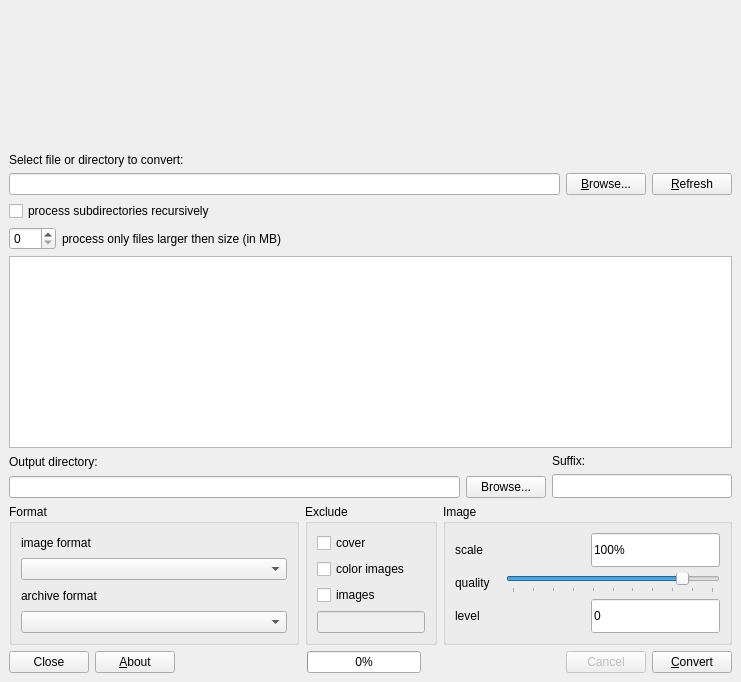
Before: the Qt Designer form comicutils/ui/cc.ui in gen2brain/comic-utils, drawn with Qt 5.
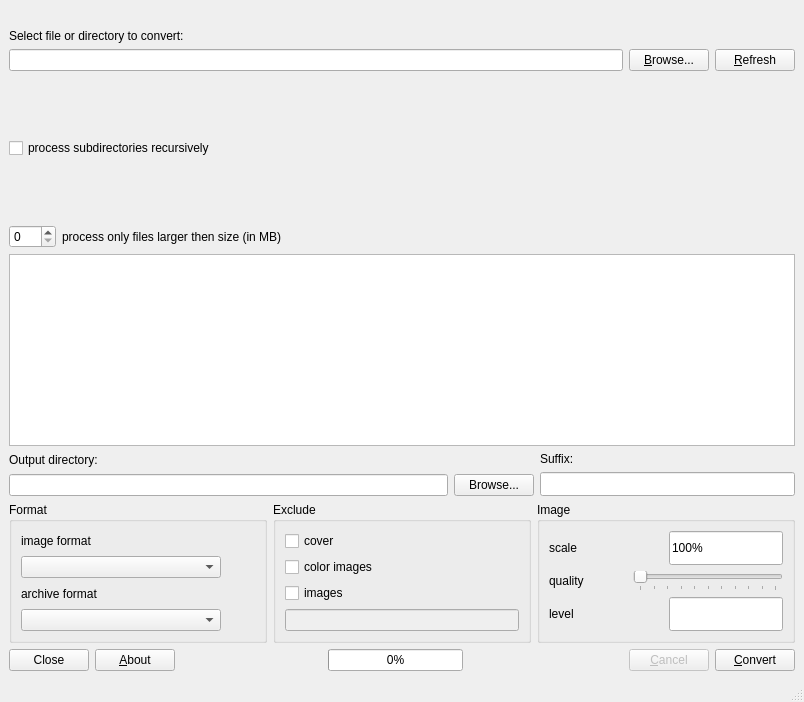
After: the same form once the commit is applied. Icons and pictures are not drawn.

Commit message: gui is functional

```diff
--- a/comicutils/ui/cc.ui
+++ b/comicutils/ui/cc.ui
@@ -6,8 +6,8 @@
    <rect>
     <x>0</x>
     <y>0</y>
-    <width>741</width>
-    <height>682</height>
+    <width>804</width>
+    <height>699</height>
    </rect>
   </property>
   <property name="sizePolicy">
@@ -23,6 +23,24 @@
    <string notr="true">background-image: url(:/res/images/bg.gif);</string>
   </property>
   <widget class="QWidget" name="centralwidget">
+   <property name="sizePolicy">
+    <sizepolicy hsizetype="Fixed" vsizetype="Fixed">
+     <horstretch>0</horstretch>
+     <verstretch>0</verstretch>
+    </sizepolicy>
+   </property>
+   <property name="minimumSize">
+    <size>
+     <width>804</width>
+     <height>680</height>
+    </size>
+   </property>
+   <property name="maximumSize">
+    <size>
+     <width>804</width>
+     <height>680</height>
+    </size>
+   </property>
    <layout class="QVBoxLayout" name="verticalLayout_14">
     <item>
      <widget class="QLabel" name="label_12">
@@ -127,7 +145,7 @@
             <item>
              <widget class="QCheckBox" name="opt_recursive">
               <property name="sizePolicy">
-               <sizepolicy hsizetype="Minimum" vsizetype="Preferred">
+               <sizepolicy hsizetype="Minimum" vsizetype="MinimumExpanding">
                 <horstretch>0</horstretch>
                 <verstretch>0</verstretch>
                </sizepolicy>
@@ -306,14 +324,14 @@
               <item>
                <widget class="QLineEdit" name="opt_suffix">
                 <property name="sizePolicy">
-                 <sizepolicy hsizetype="Preferred" vsizetype="Preferred">
+                 <sizepolicy hsizetype="Fixed" vsizetype="Preferred">
                   <horstretch>0</horstretch>
                   <verstretch>0</verstretch>
                  </sizepolicy>
                 </property>
                 <property name="minimumSize">
                  <size>
-                  <width>180</width>
+                  <width>255</width>
                   <height>24</height>
                  </size>
                 </property>
@@ -358,14 +376,14 @@
                  <item>
                   <widget class="QComboBox" name="image_comboBox">
                    <property name="sizePolicy">
-                    <sizepolicy hsizetype="MinimumExpanding" vsizetype="Minimum">
+                    <sizepolicy hsizetype="Fixed" vsizetype="Minimum">
                      <horstretch>0</horstretch>
                      <verstretch>0</verstretch>
                     </sizepolicy>
                    </property>
                    <property name="minimumSize">
                     <size>
-                     <width>0</width>
+                     <width>200</width>
                      <height>0</height>
                     </size>
                    </property>
@@ -419,14 +437,14 @@
                  <item>
                   <widget class="QComboBox" name="archive_comboBox">
                    <property name="sizePolicy">
-                    <sizepolicy hsizetype="MinimumExpanding" vsizetype="Minimum">
+                    <sizepolicy hsizetype="Fixed" vsizetype="Minimum">
                      <horstretch>0</horstretch>
                      <verstretch>0</verstretch>
                     </sizepolicy>
                    </property>
                    <property name="minimumSize">
                     <size>
-                     <width>0</width>
+                     <width>200</width>
                      <height>0</height>
                     </size>
                    </property>
@@ -624,9 +642,15 @@
                    </item>
                    <item>
                     <widget class="QSlider" name="opt_quality">
+                     <property name="sizePolicy">
+                      <sizepolicy hsizetype="Fixed" vsizetype="Fixed">
+                       <horstretch>0</horstretch>
+                       <verstretch>0</verstretch>
+                      </sizepolicy>
+                     </property>
                      <property name="minimumSize">
                       <size>
-                       <width>0</width>
+                       <width>150</width>
                        <height>0</height>
                       </size>
                      </property>
@@ -637,9 +661,6 @@
                      <property name="maximum">
                       <number>100</number>
                      </property>
-                     <property name="value">
-                      <number>85</number>
-                     </property>
                      <property name="orientation">
                       <enum>Qt::Horizontal</enum>
                      </property>
@@ -691,9 +712,6 @@
                      <property name="styleSheet">
                       <string notr="true">background-image: url(:/res/images/tile.png);</string>
                      </property>
-                     <property name="text">
-                      <string>0</string>
-                     </property>
                     </widget>
                    </item>
                   </layout>
@@ -786,7 +804,7 @@
                <string notr="true">background-image: url(:/res/images/tile.png);</string>
               </property>
               <property name="text">
-               <string>Cancel</string>
+               <string>&amp;Cancel</string>
               </property>
              </widget>
             </item>
@@ -810,6 +828,7 @@
     </item>
    </layout>
   </widget>
+  <widget class="QStatusBar" name="statusBar"/>
  </widget>
  <resources>
   <include location="cc.qrc"/>
```
Left out of the diff: 3 changed lines with no effect on the pictures. The commit also changes 6 other files.
